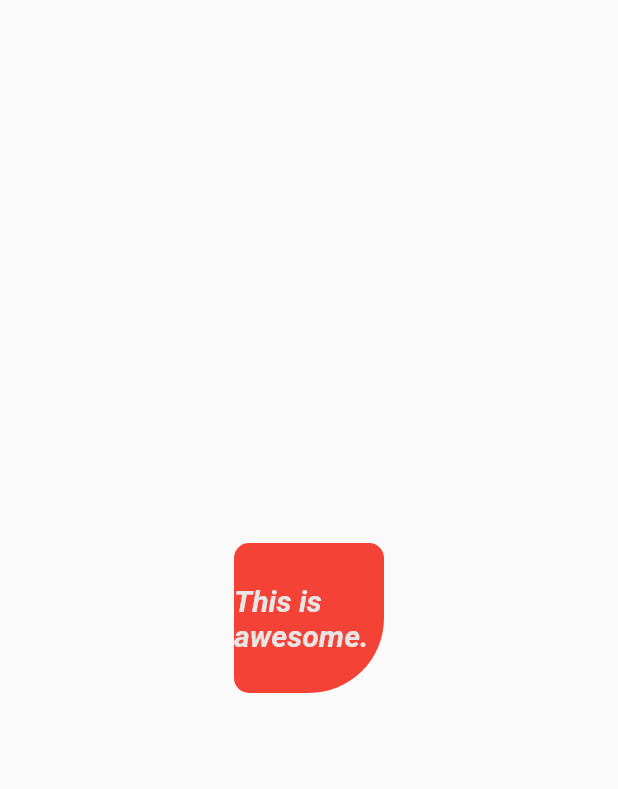
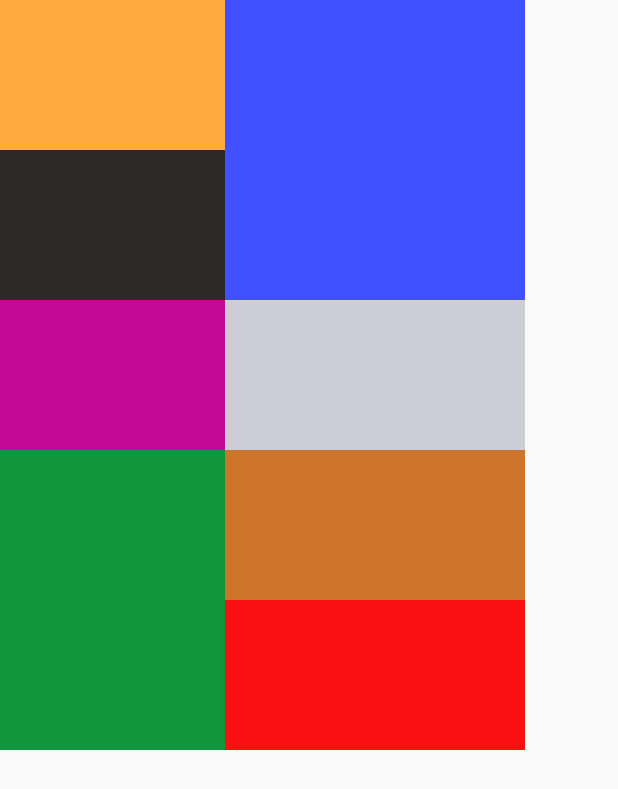
Before and after one commit to GosuCode/flutter_app, a Flutter app: the screen it shows after launch, on a phone screen of 412 x 824 dp. Shown: the top 789 px of the screen. Run offline on Flutter 3.47's test engine with Material 2 defaults, Android fonts, the phone set to English and light mode, and no system bars.

Commit message:
row and column

```diff
--- /dev/null
+++ b/lib/home_page.dart
@@ -0,0 +1,35 @@
+import 'package:flutter/material.dart';
+
+class MyHomePage extends StatelessWidget {
+  const MyHomePage({super.key});
+
+  @override
+  Widget build(BuildContext context) {
+    return Scaffold(
+        body: Center(
+            child: Container(
+      alignment: Alignment.center,
+      height: 200,
+      width: 200,
+      decoration: const BoxDecoration(
+          color: Colors.red,
+          borderRadius: BorderRadius.only(
+              // topLeft: Radius.circular(10),
+              topRight: Radius.circular(10),
+              bottomLeft: Radius.circular(50),
+              bottomRight: Radius.circular(10))),
+      child: Container(
+        alignment: Alignment.center,
+        height: 100,
+        width: 100,
+        decoration: const BoxDecoration(
+            color: Colors.white,
+            borderRadius: BorderRadius.only(
+                topLeft: Radius.circular(10),
+                topRight: Radius.circular(20),
+                bottomLeft: Radius.circular(10),
+                bottomRight: Radius.circular(50))),
+      ),
+    )));
+  }
+}
--- a/lib/main.dart
+++ b/lib/main.dart
@@ -1,3 +1,5 @@
+import 'package:app/home_page.dart';
+import 'package:app/row_column.dart';
 import 'package:flutter/material.dart';
 
 void main() {
@@ -14,43 +16,9 @@ class MyApp extends StatelessWidget {
       title: 'Flutter Demo',
       debugShowCheckedModeBanner: false,
       theme: ThemeData(
-        primarySwatch: Colors.red,
+        primarySwatch: Colors.amber,
       ),
-      home: const MyHomePage(),
+      home: const RowColumn(),
     );
   }
 }
-
-class MyHomePage extends StatelessWidget {
-  const MyHomePage({super.key});
-
-  @override
-  Widget build(BuildContext context) {
-    return Scaffold(
-        body: Center(
-      child: Container(
-        alignment: Alignment.center,
-        // color: Colors.red,
-        height: 100,
-        // width: double.maxFinite,
-        width: 100,
-        decoration: const BoxDecoration(
-            color: Colors.red,
-            borderRadius: BorderRadius.only(
-                topLeft: Radius.circular(10),
-                topRight: Radius.circular(10),
-                bottomLeft: Radius.circular(10),
-                bottomRight: Radius.circular(50))),
-        child: const Text(
-          "This is awesome.",
-          style: TextStyle(
-            color: Color.fromARGB(255, 231, 229, 229),
-            fontSize: 20,
-            fontWeight: FontWeight.bold,
-            fontStyle: FontStyle.italic,
-          ),
-        ),
-      ),
-    ));
-  }
-}
--- /dev/null
+++ b/lib/row_column.dart
@@ -0,0 +1,97 @@
+import 'package:flutter/material.dart';
+import 'package:flutter/src/widgets/framework.dart';
+import 'package:flutter/src/widgets/placeholder.dart';
+
+class RowColumn extends StatelessWidget {
+  const RowColumn({super.key});
+
+  @override
+  Widget build(BuildContext context) {
+    return Scaffold(
+      body: Row(
+        // mainAxisAlignment: MainAxisAlignment.spaceEvenly,
+        // crossAxisAlignment: CrossAxisAlignment.stretch,
+        children: [
+          Column(
+            crossAxisAlignment: CrossAxisAlignment.start,
+            children: [
+              Container(
+                height: 100,
+                width: 150,
+                color: Colors.orangeAccent,
+              ),
+              Container(
+                height: 100,
+                width: 150,
+                color: Color.fromARGB(255, 43, 42, 40),
+              ),
+              Container(
+                height: 100,
+                width: 150,
+                color: Color.fromARGB(255, 195, 9, 149),
+              ),
+              Container(
+                height: 200,
+                width: 150,
+                color: Color.fromARGB(255, 17, 149, 61),
+              ),
+            ],
+          ),
+          Column(
+            children: [
+              Container(
+                height: 200,
+                width: 200,
+                color: Color.fromARGB(255, 64, 80, 255),
+              ),
+              Container(
+                height: 100,
+                width: 200,
+                color: Color.fromARGB(255, 204, 205, 215),
+              ),
+              Container(
+                height: 100,
+                width: 200,
+                color: Color.fromARGB(255, 206, 117, 44),
+              ),
+              Container(
+                height: 100,
+                width: 200,
+                color: Color.fromARGB(255, 250, 16, 16),
+              ),
+            ],
+          )
+        ],
+      ),
+    );
+  }
+}
+          // Row(
+          //   mainAxisAlignment: MainAxisAlignment.end,
+          //   crossAxisAlignment: CrossAxisAlignment.center,
+          //   children: [
+          //     Container(
+          //       height: 100,
+          //       width: 195,
+          //       color: Colors.cyanAccent,
+          //     ),
+          //     Container(
+          //       height: 100,
+          //       width: 195,
+          //       color: Colors.pink,
+          //     ),
+          //   ],
+          // )
+          // Container(
+          //   height: 100,
+          //   width: 200,
+          //   color: Colors.orangeAccent,
+          // ),
+          // Container(
+          //   height: 100,
+          //   width: double.maxFinite,
+          //   color: Colors.purpleAccent,
+          // ),
+
+//column - main axis alignment and cross axis alignment
+//row - main axis alignment and cross axis alignment
```
